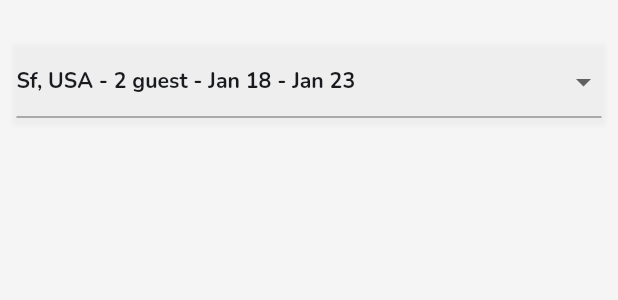
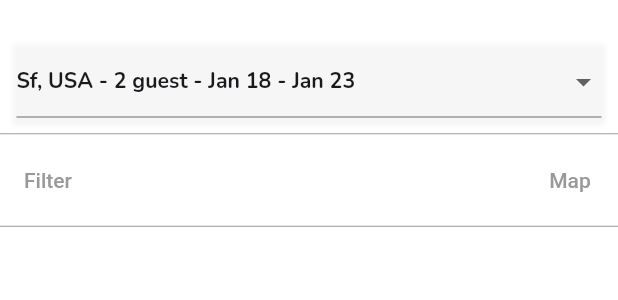
Before and after one commit to Ibrohim-Qobilov/Booking_Hotel, a Flutter app: the SearchRoomPage widget shown alone on an empty page, opened directly, on a phone screen of 412 x 824 dp. Shown: the top 300 px of the screen. Run offline on Flutter 3.47's test engine with Material 2 defaults, Android fonts, the phone set to English and light mode, and no system bars; our stand-ins replace flutter_neumorphic, flutter_svg, google_fonts; network calls fail.

Commit message:
search a room upgrade

```diff
--- a/lib/screens/search_room_page/search_room_page_view.dart
+++ b/lib/screens/search_room_page/search_room_page_view.dart
@@ -1,5 +1,6 @@
-import 'package:booking_hotel/core/components/drop_down_view.dart';
 import 'package:booking_hotel/core/components/export_page.dart';
+import 'package:booking_hotel/screens/filter_page/filter_page.dart';
+import 'package:booking_hotel/screens/map_page/map_page.dart';
 import './search_room_page_view_model.dart';
 
 class SearchRoomPageView extends SearchRoomPageViewModel {
@@ -7,14 +8,36 @@ class SearchRoomPageView extends SearchRoomPageViewModel {
   Widget build(BuildContext context) {
     // Replace this with your build function
     return Scaffold(
-        backgroundColor: MainColor.kOffWhite,
+        backgroundColor: MainColor.kWhite,
         body: Column(
           children: [
             SizedBox(
               height: getProportionateScreenHeight(20),
             ),
             drowDOnwMethod(context),
-
+            divider(),
+            Container(
+              width: MediaQuery.of(context).size.width,
+              height: getProportionateScreenHeight(45.0),
+              decoration: BoxDecoration(
+                boxShadow: [
+                  BoxShadow(
+                    color: MainColor.kWhite.withOpacity(0.1),
+                    spreadRadius: 10,
+                    blurRadius: 10,
+                    offset: const Offset(0, 3),
+                  )
+                ],
+              ),
+              child: Row(
+                mainAxisAlignment: MainAxisAlignment.spaceBetween,
+                children: [
+                  textBottom("Filter",FilterPage()),
+                  textBottom("Map", MapPage())
+                ],
+              ),
+            ),
+            divider(),
           ],
         ));
   }
--- a/lib/screens/search_room_page/search_room_page_view_model.dart
+++ b/lib/screens/search_room_page/search_room_page_view_model.dart
@@ -1,5 +1,6 @@
 import 'package:booking_hotel/core/components/drop_down_view.dart';
 import 'package:booking_hotel/core/components/export_page.dart';
+import 'package:booking_hotel/screens/filter_page/filter_page.dart';
 import 'package:flutter/material.dart';
 import './search_room_page.dart';
 
@@ -29,5 +30,17 @@ abstract class SearchRoomPageViewModel extends State<SearchRoomPage> {
                 DropDown.dropdwnItems3, DropDown.selectValue3),
           );
   }
+   Divider divider() => const Divider(color: MainColor.kGrey,);
+   TextButton textBottom(text,textPage,) {
+    return TextButton(
+      onPressed: () {
+        Navigator.push(context,MaterialPageRoute(builder: (_) => textPage));
+      },
+      child:  Text(
+        text,
+        style: const TextStyle(color: MainColor.kGrey),
+      ),
+    );
+  }
   // Add your state and logic here
 }
```
